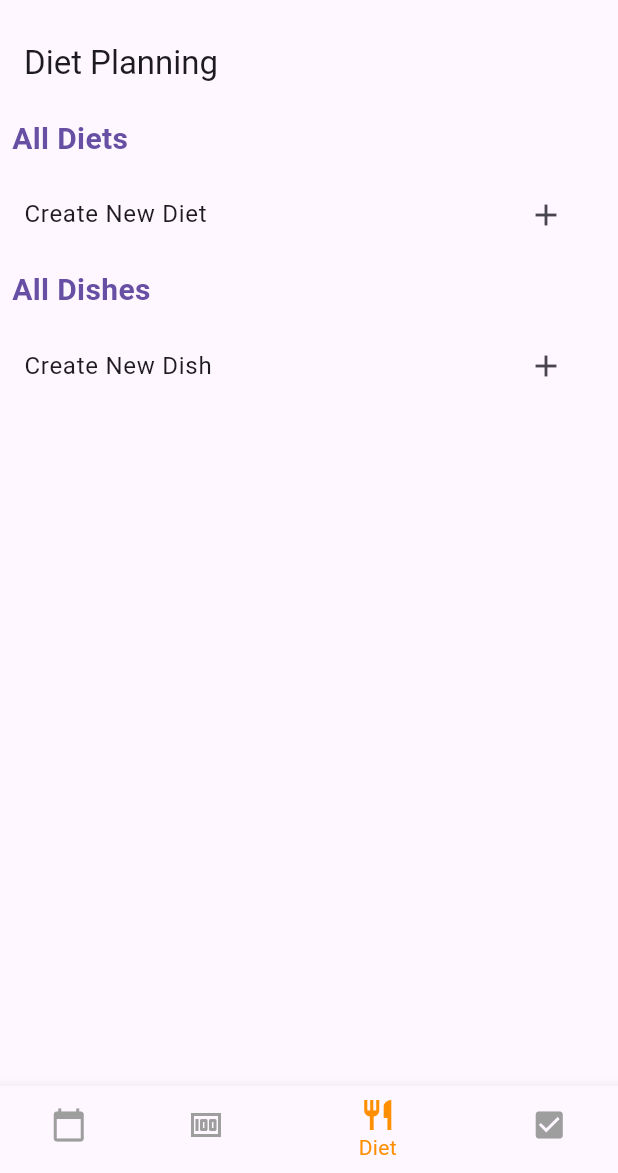
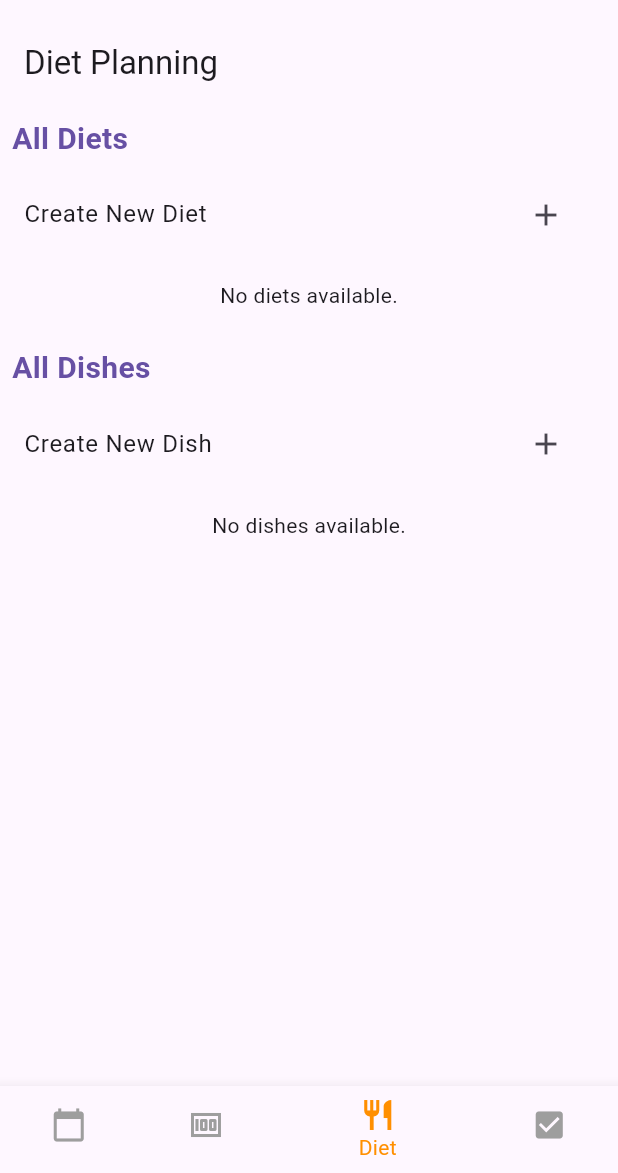
Before and after one commit to danielmocanu38/BetterSelf, a Flutter app: the screen it shows once a user with an empty profile is signed in, item 3 of the bottom bar chosen, on a phone screen of 412 x 824 dp, the part 63-1236 px from its top. Run offline on Flutter 3.47's test engine with Material 3 defaults, Android fonts, the light colour scheme and no system bars; our stand-ins replace cloud_firestore, firebase_auth, firebase_core, fl_chart, table_calendar; accounts and stored records are empty; network calls fail.

Commit message:
Solved User-Specific Diet Planning
Implemented User-Specific data saving for the diet planning section

```diff
--- a/betterself/lib/main.dart
+++ b/betterself/lib/main.dart
@@ -57,11 +57,10 @@ class MyApp extends StatelessWidget {
           '/money-planning': (context) => const MoneyPlanningScreen(),
           '/budget-management': (context) => BudgetManagementScreen(),
           '/diet-creation': (context) =>
-              const DietCreationScreen(), // Add this route
+              const DietCreationScreen(), // Remove const
           '/dish-creation': (context) =>
-              const DishCreationScreen(), // Add this route
-          '/diet-planning': (context) =>
-              const DietPlanningScreen(), // Add this route
+              const DishCreationScreen(), // Remove const
+          '/diet-planning': (context) => const DietPlanningScreen(),
         },
       ),
     );
--- a/betterself/lib/views/diet_planning_screen.dart
+++ b/betterself/lib/views/diet_planning_screen.dart
@@ -3,20 +3,34 @@ import 'package:provider/provider.dart';
 import '../viewmodels/diet_viewmodel.dart';
 import 'dish_creation_screen.dart';
 import 'diet_creation_screen.dart';
+import 'package:firebase_auth/firebase_auth.dart';
 
 class DietPlanningScreen extends StatelessWidget {
   const DietPlanningScreen({super.key});
 
   @override
   Widget build(BuildContext context) {
+    final user = FirebaseAuth.instance.currentUser;
+    if (user == null) {
+      return const Scaffold(
+        body: Center(child: Text('No user logged in')),
+      );
+    }
+
     return Scaffold(
       appBar: AppBar(
         title: const Text('Diet Planning'),
       ),
-      body: Column(
-        children: [
-          Expanded(
-            child: Consumer<DietViewModel>(
+      body: FutureBuilder(
+        future: Provider.of<DietViewModel>(context, listen: false)
+            .loadData(user.uid),
+        builder: (context, snapshot) {
+          if (snapshot.connectionState == ConnectionState.waiting) {
+            return const Center(child: CircularProgressIndicator());
+          } else if (snapshot.hasError) {
+            return Center(child: Text('Error: ${snapshot.error}'));
+          } else {
+            return Consumer<DietViewModel>(
               builder: (context, viewModel, child) {
                 return ListView(
                   children: [
@@ -45,6 +59,14 @@ class DietPlanningScreen extends StatelessWidget {
                         },
                       ),
                     ),
+                    if (viewModel.diets.isEmpty)
+                      const Center(
+                        child: Padding(
+                          padding: EdgeInsets.all(16.0),
+                          child: Text('No diets available.'),
+                        ),
+                      )
+                    else
                       ...viewModel.diets.map((diet) {
                         return Card(
                           margin: const EdgeInsets.symmetric(
@@ -100,6 +122,14 @@ class DietPlanningScreen extends StatelessWidget {
                         },
                       ),
                     ),
+                    if (viewModel.dishes.isEmpty)
+                      const Center(
+                        child: Padding(
+                          padding: EdgeInsets.all(16.0),
+                          child: Text('No dishes available.'),
+                        ),
+                      )
+                    else
                       ...viewModel.dishes.map((dish) {
                         return Card(
                           margin: const EdgeInsets.symmetric(
@@ -126,9 +156,9 @@ class DietPlanningScreen extends StatelessWidget {
                   ],
                 );
               },
-            ),
-          ),
-        ],
+            );
+          }
+        },
       ),
     );
   }
```
Also changed, not shown: betterself/lib/viewmodels/diet_viewmodel.dart (+24 -16 lines). Lines whose indentation alone changed are shown as unchanged.
